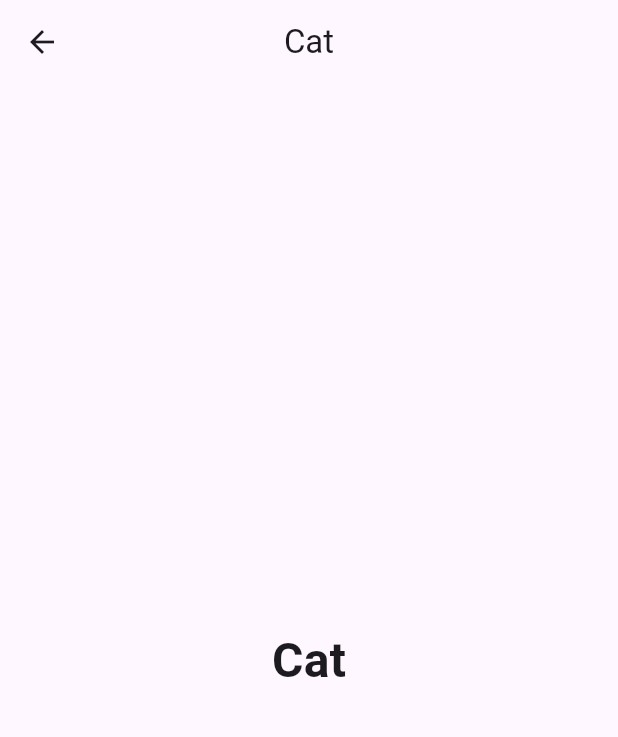
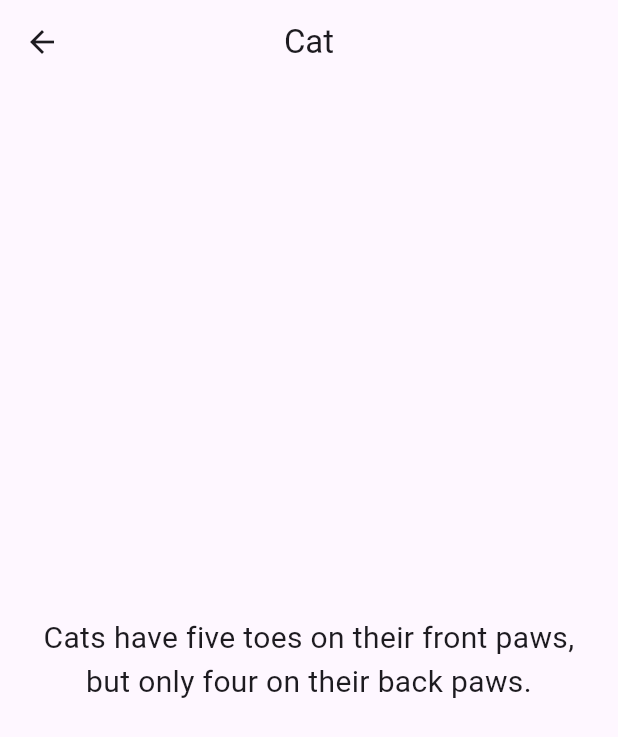
Before and after one commit to rayh4an/MAD_PetApp_2-5, a Flutter app: the screen it shows after launch, after a tap on "Cat", on a phone screen of 412 x 824 dp. Shown: the top 737 px of the screen. Run offline on Flutter 3.47's test engine with Material 3 defaults, Android fonts, the phone set to English and light mode, and no system bars.

Commit message:
I added fun facts about the pets

```diff
--- a/petapp/lib/main.dart
+++ b/petapp/lib/main.dart
@@ -19,10 +19,47 @@ class PetApp extends StatelessWidget {
   }
 }
 
+// Model: Pet
+class Pet {
+  final String name;
+  final String funFact;
+
+  const Pet({
+    required this.name,
+    required this.funFact,
+  });
+}
+
 class PetListPage extends StatelessWidget {
   const PetListPage({super.key});
 
-  final List<String> pets = const ['Cat', 'Dog', 'Lizard', 'Bunny', 'Snake'];
+  // Your pets with fun facts
+  final List<Pet> pets = const [
+    Pet(
+      name: 'Cat',
+      funFact:
+          'Cats have five toes on their front paws, but only four on their back paws.',
+    ),
+    Pet(
+      name: 'Dog',
+      funFact:
+          'Dogs can see in the dark much better than humans, thanks to a special membrane in their eyes.',
+    ),
+    Pet(
+      name: 'Lizard',
+      funFact: 'Some lizards can detach their tails to escape predators!',
+    ),
+    Pet(
+      name: 'Bunny',
+      funFact:
+          'Rabbits’ teeth never stop growing; they file them down by gnawing on vegetation.',
+    ),
+    Pet(
+      name: 'Snake',
+      funFact:
+          'Snakes smell with their tongue by collecting scent particles from the air.',
+    ),
+  ];
 
   @override
   Widget build(BuildContext context) {
@@ -37,6 +74,7 @@ class PetListPage extends StatelessWidget {
       body: ListView.builder(
         itemCount: pets.length,
         itemBuilder: (context, index) {
+          final pet = pets[index];
           return Container(
             margin: const EdgeInsets.symmetric(vertical: 5, horizontal: 10),
             decoration: BoxDecoration(
@@ -45,14 +83,15 @@ class PetListPage extends StatelessWidget {
             ),
             child: ListTile(
               title: Text(
-                pets[index],
+                pet.name,
                 style: const TextStyle(fontSize: 18),
               ),
               onTap: () {
+                // Navigate to the detail page
                 Navigator.push(
                   context,
                   MaterialPageRoute(
-                    builder: (context) => PetDetailPage(petName: pets[index]),
+                    builder: (context) => PetDetailPage(pet: pet),
                   ),
                 );
               },
@@ -65,21 +104,25 @@ class PetListPage extends StatelessWidget {
 }
 
 class PetDetailPage extends StatelessWidget {
-  final String petName;
+  final Pet pet;
 
-  PetDetailPage({super.key, required this.petName});
+  const PetDetailPage({super.key, required this.pet});
 
   @override
   Widget build(BuildContext context) {
     return Scaffold(
       appBar: AppBar(
-        title: Text(petName),
+        title: Text(pet.name),
         centerTitle: true,
       ),
       body: Center(
-        child: Text(
-          petName,
-          style: const TextStyle(fontSize: 32, fontWeight: FontWeight.bold),
+        child: Padding(
+          padding: const EdgeInsets.all(16.0),
+          child: Text(
+            pet.funFact,
+            style: const TextStyle(fontSize: 20, fontWeight: FontWeight.w400),
+            textAlign: TextAlign.center,
+          ),
         ),
       ),
     );
```
